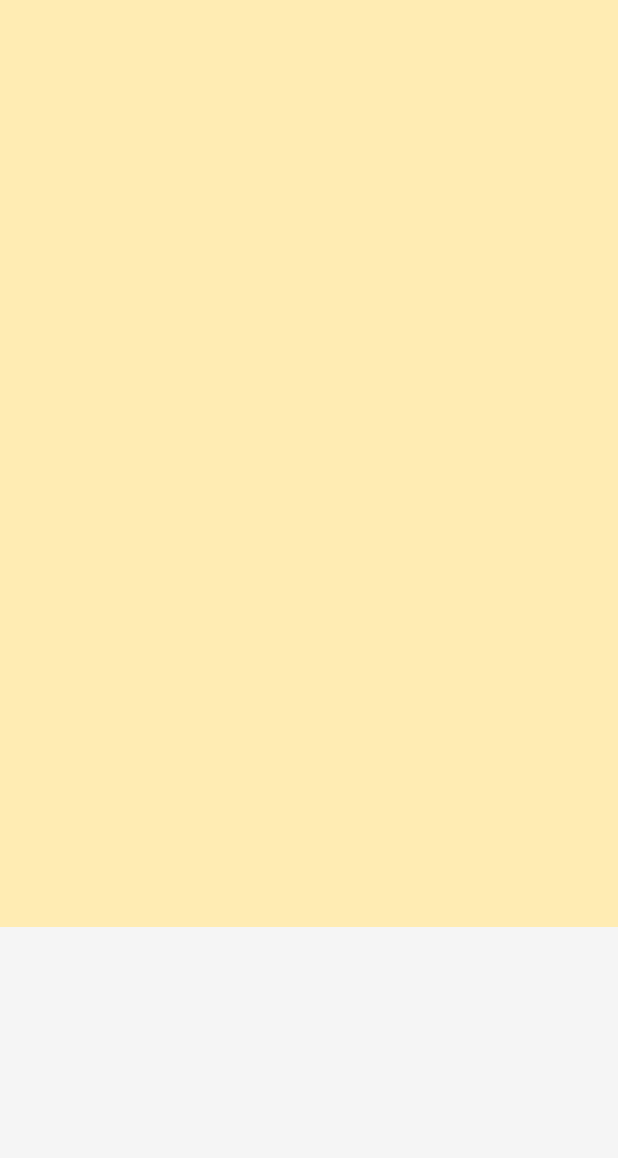
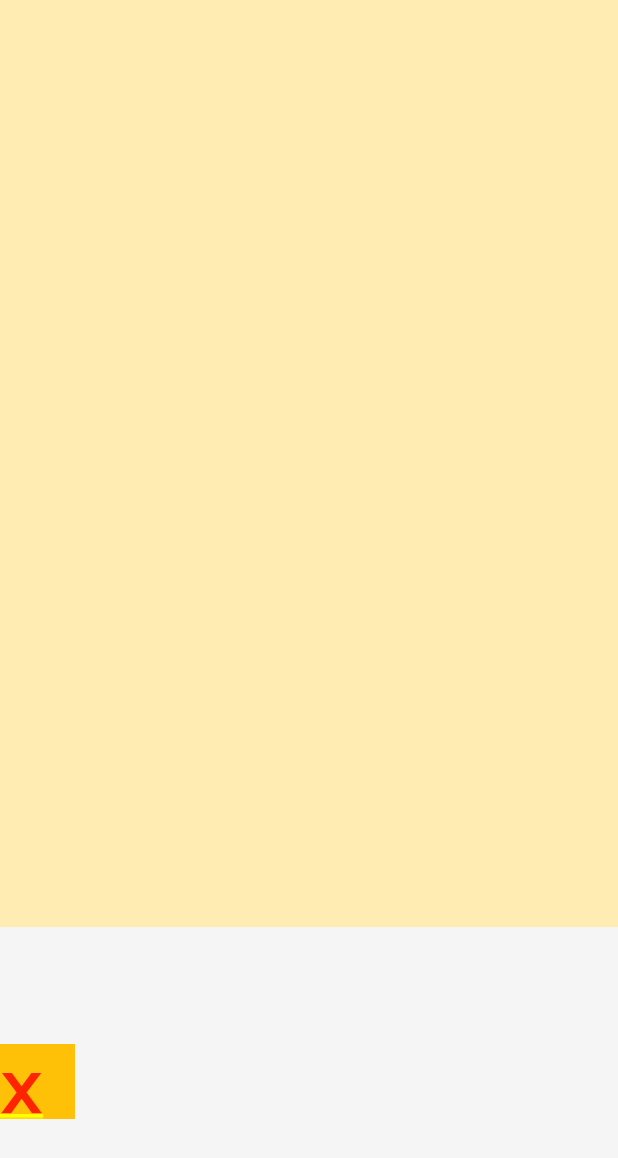
Before and after one commit to kwakyebrilliant/bubbleapp, a Flutter app: the screen it shows after launch, on a phone screen of 412 x 824 dp. Shown: the top 1158 px of the screen. Run offline on Flutter 3.47's test engine with Material 3 defaults, Android fonts, the phone set to English and light mode, and no system bars.

Commit message:
home updates

```diff
--- a/lib/homepage.dart
+++ b/lib/homepage.dart
@@ -1,3 +1,4 @@
+import 'package:bubbleapp/button.dart';
 import 'package:flutter/material.dart';
 
 class Homepage extends StatefulWidget {
@@ -22,7 +23,9 @@ class _HomepageState extends State<Homepage> {
           child: Container(
             color: Colors.grey[100],
             child: Row(
-              children: [],
+              children: [
+                MyButton(),
+              ],
             ),
           ),
         ),
```
